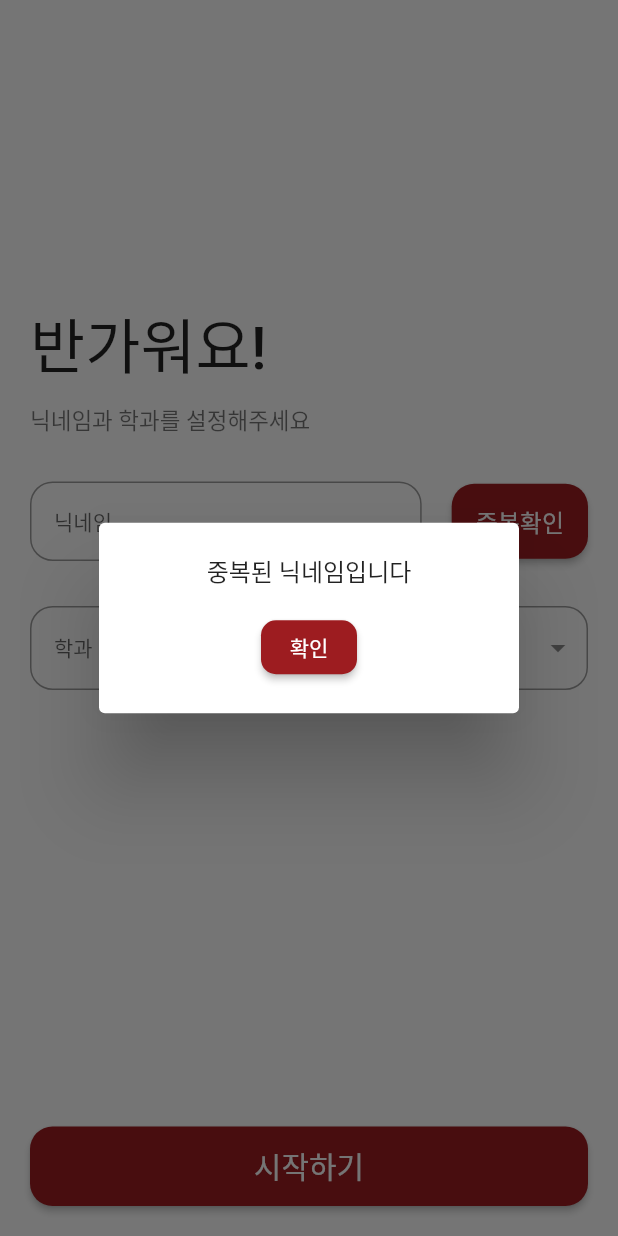
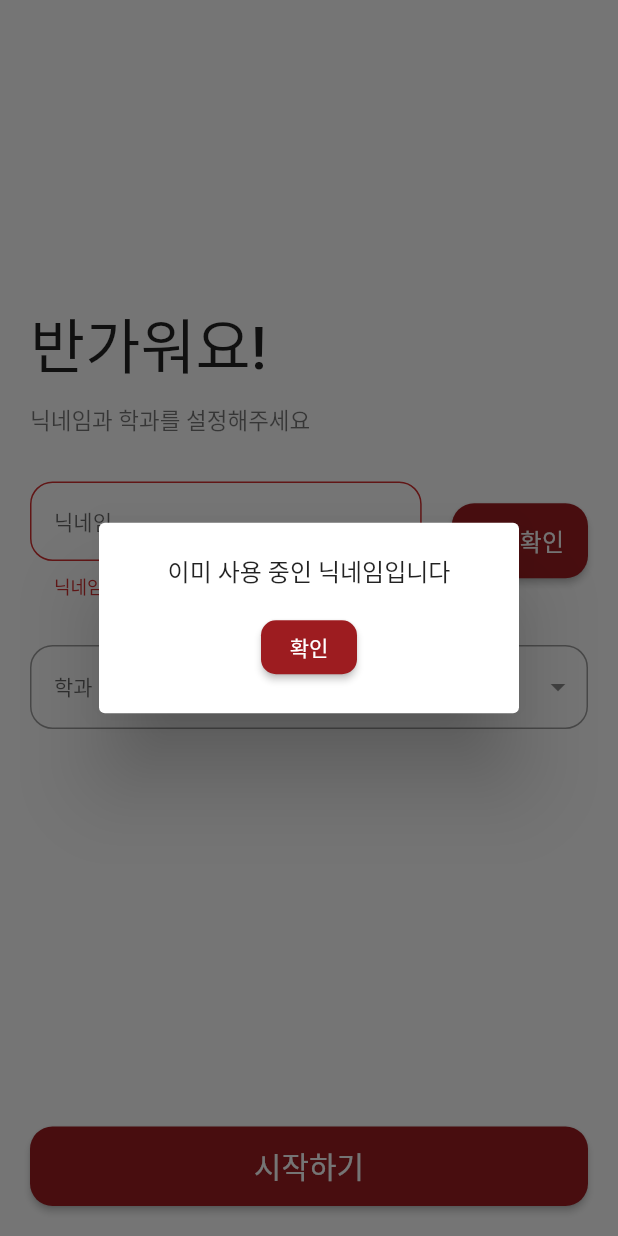
Before and after one commit to CloudProjectD/front-end, a Flutter app: the NicknameView screen opened by its route, after a tap on "중복확인", on a phone screen of 412 x 824 dp. Run offline on Flutter 3.47's test engine with Material 2 defaults, Android fonts, the phone set to English and light mode, and no system bars; our stand-ins replace dropdown_button2, fluttertoast, google_fonts, image_picker.

Commit message:
feat: add nickname validation and dropdownsearch #4

```diff
--- a/lib/view/nickname_view.dart
+++ b/lib/view/nickname_view.dart
@@ -11,24 +11,35 @@ class NicknameView extends StatefulWidget {
 }
 
 class _NicknameViewState extends State<NicknameView> {
-  TextEditingController nicknameController = TextEditingController();
+  final _nicknameController = TextEditingController();
+  bool  _nicknameValidate = true; //중복확인할 때 empty이면 false로
+  bool _nicknameDuplication = true; // 중복이면 true
+  bool _isDisable = false; // 닉네임 중복이 아니고 학과 선택 시 false로
+
+
+
   final List<String> departmentItems = [
-    '컴퓨터공학과',
-    '인공지능학과',
-    '소프트웨어융합학과'
+    '소프트웨어융합학과',
+    '컴퓨터공학부'
   ];
 
   String? selectedValue;
+  final TextEditingController _departmentController = TextEditingController();
 
-  final _formKey = GlobalKey<FormState>();
 
-  void _tryValidation(){
-    final isValid = _formKey.currentState!.validate();
-    if(isValid){
-      _formKey.currentState!.save();
-      Navigator.pushNamed(context, '/main');
+  @override
+  void dispose() {
+    _nicknameController.dispose();
+    _departmentController.dispose();
+    super.dispose();
   }
-  }
+  // void _tryValidation(){
+  //   final isValid = _formKey.currentState!.validate();
+  //   if(isValid){
+  //     _formKey.currentState!.save();
+  //     Navigator.pushNamed(context, '/main');
+  //   }
+  // }
 
   @override
   Widget build(BuildContext context) {
@@ -64,22 +75,17 @@ class _NicknameViewState extends State<NicknameView> {
                   SizedBox(
                     height: 30,
                   ),
-                  Form(
-                    key: _formKey,
-                    child: Column(
+                  Column(
                     mainAxisAlignment: MainAxisAlignment.start,
                     children: [
                       Row(
                         children: [
                           Flexible(
-                              child: TextFormField(
-                                validator: (value){
-                                  if(value!.isEmpty){
-                                    return '닉네임을 입력해주세요!';
-                                  }
-                                },
+                            child: TextField(
+                              controller: _nicknameController,
                               cursorColor: Colors.black87,
                               decoration: InputDecoration(
+                                errorText: _nicknameValidate ? null : '닉네임을 입력해주세요!',
                                 contentPadding: const EdgeInsets.all(16),
                                 hintText: '닉네임',
                                 hintStyle: const TextStyle(fontSize: 14),
@@ -99,7 +105,13 @@ class _NicknameViewState extends State<NicknameView> {
                           SizedBox(width: 20.0,),
                           ElevatedButton(
                             onPressed: () {
+                              setState(() {
+                                _nicknameController.text.isEmpty ?
+                                _nicknameValidate = false : _nicknameValidate = true;
+                              });
+                              if (_nicknameDuplication) {
                                 showPopup(context);
+                              }
                             },
                             child:
                             Text('중복확인', style: TextStyle(fontSize: 16.0)),
@@ -154,7 +166,9 @@ class _NicknameViewState extends State<NicknameView> {
                           return null;
                         },
                         onChanged: (value) {
-                            //Do something when selected item is changed.
+                          setState(() {
+                            selectedValue = value;
+                          });
                         },
                         onSaved: (value) {
                           selectedValue = value.toString();
@@ -177,17 +191,65 @@ class _NicknameViewState extends State<NicknameView> {
                         menuItemStyleData: const MenuItemStyleData(
                           padding: EdgeInsets.symmetric(horizontal: 16),
                         ),
+                        dropdownSearchData: DropdownSearchData(
+                          searchController: _departmentController,
+                          searchInnerWidgetHeight: 50,
+                          searchInnerWidget: Container(
+                            height: 50,
+                            padding: const EdgeInsets.only(
+                              top: 8,
+                              bottom: 4,
+                              right: 8,
+                              left: 8,
+                            ),
+                            child: TextFormField(
+                              expands: true,
+                              maxLines: null,
+                              controller: _departmentController,
+                              decoration: InputDecoration(
+                                isDense: true,
+                                contentPadding: const EdgeInsets.symmetric(
+                                  horizontal: 10,
+                                  vertical: 8,
+                                ),
+                                hintText: 'Search for an item...',
+                                hintStyle: const TextStyle(fontSize: 12),
+                                border: OutlineInputBorder(
+                                  borderRadius: BorderRadius.circular(10),
+                                  borderSide: BorderSide(
+                                    width: 1.8,
+                                    color: Color.fromRGBO(157, 28, 32, 1),
+                                  ),
+                                ),
+                                focusedBorder: OutlineInputBorder(
+                                  borderRadius: BorderRadius.circular(10),
+                                  borderSide: BorderSide(
+                                    width: 1.8,
+                                    color: Color.fromRGBO(157, 28, 32, 1),
+                                  ),
+                                ),
+                              ),
+                            ),
+                          ),
+                          searchMatchFn: (item, searchValue) {
+                            return item.value.toString().contains(searchValue);
+                          },
+                        ),
+                        //This to clear the search value when you close the menu
+                        onMenuStateChange: (isOpen) {
+                          if (!isOpen) {
+                            _departmentController.clear();
+                          }
+                        },
                       ),
                     ],
-                    ),
                   ),
                   Expanded(
                     child: Align(
                       alignment: Alignment.bottomCenter,
                       child: ElevatedButton(
-                          onPressed: () {
-                            _tryValidation();
-                          },
+                        onPressed:
+                          _isDisable? null : () => Navigator.pushNamed(context, '/main'),
                           child: Text('시작하기', style: TextStyle(fontSize: 20.0)),
                           style: ElevatedButton.styleFrom(
                             primary: Color.fromRGBO(157, 28, 32, 1),
@@ -214,7 +276,7 @@ void showPopup(context) {
           mainAxisAlignment: MainAxisAlignment.center,
           children: <Widget>[
             const Text(
-              '중복된 닉네임입니다',
+              '이미 사용 중인 닉네임입니다',
               style: TextStyle(fontSize: 16.0, fontWeight: FontWeight.w500),
             ),
             const SizedBox(height: 15),
```
Lines whose indentation alone changed are shown as unchanged.
